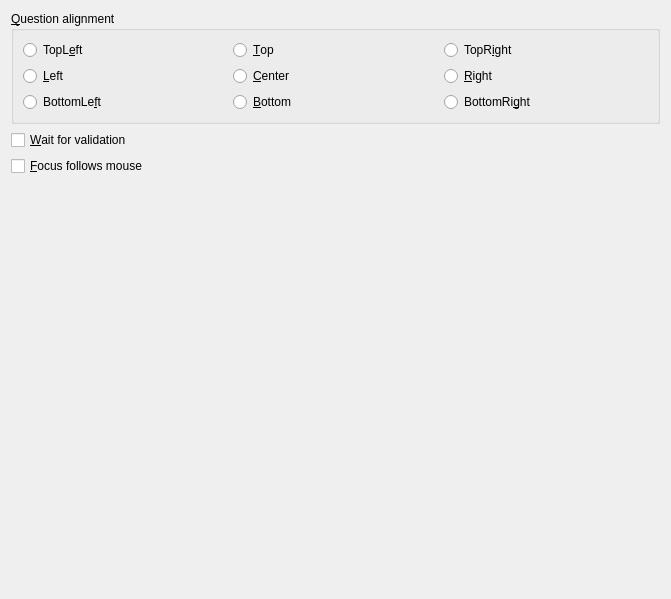
First picture: the form in src/kgeographyoptions.ui, repository KDE/kgeography, before the edit.
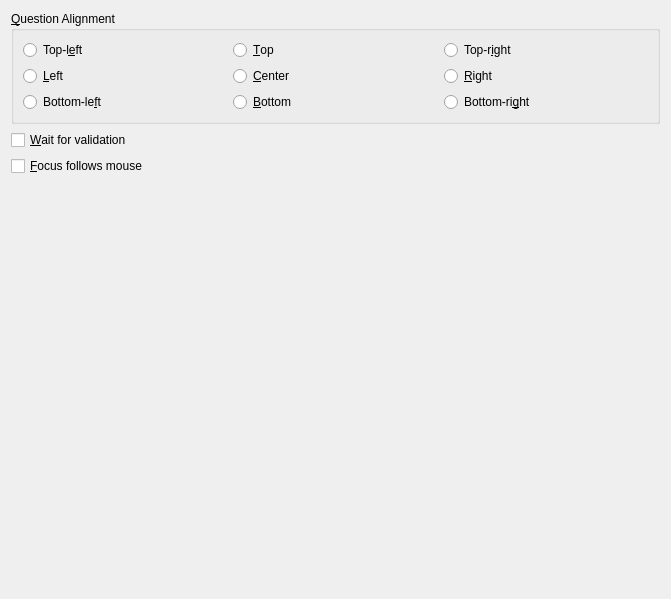
Second picture: the form after the edit. Custom widgets are drawn as their Qt base class.

Commit message: i18n style fixes

```diff
--- a/src/kgeographyoptions.ui
+++ b/src/kgeographyoptions.ui
@@ -14,13 +14,13 @@
    <item>
     <widget class="KButtonGroup" name="kcfg_questionPlacingScheme">
      <property name="title">
-      <string>&amp;Question alignment</string>
+      <string>&amp;Question Alignment</string>
      </property>
      <layout class="QGridLayout" name="gridLayout">
       <item row="0" column="0">
        <widget class="QRadioButton" name="topleftRadio">
         <property name="text">
-         <string>TopL&amp;eft</string>
+         <string>Top-l&amp;eft</string>
         </property>
        </widget>
       </item>
@@ -34,7 +34,7 @@
       <item row="0" column="2">
        <widget class="QRadioButton" name="toprightRadio">
         <property name="text">
-         <string>TopR&amp;ight</string>
+         <string>Top-r&amp;ight</string>
         </property>
        </widget>
       </item>
@@ -62,7 +62,7 @@
       <item row="2" column="0">
        <widget class="QRadioButton" name="bottomleftRadio">
         <property name="text">
-         <string>BottomLe&amp;ft</string>
+         <string>Bottom-le&amp;ft</string>
         </property>
        </widget>
       </item>
@@ -76,7 +76,7 @@
       <item row="2" column="2">
        <widget class="QRadioButton" name="bottomrightRadio">
         <property name="text">
-         <string>BottomRi&amp;ght</string>
+         <string>Bottom-ri&amp;ght</string>
         </property>
        </widget>
       </item>
```
